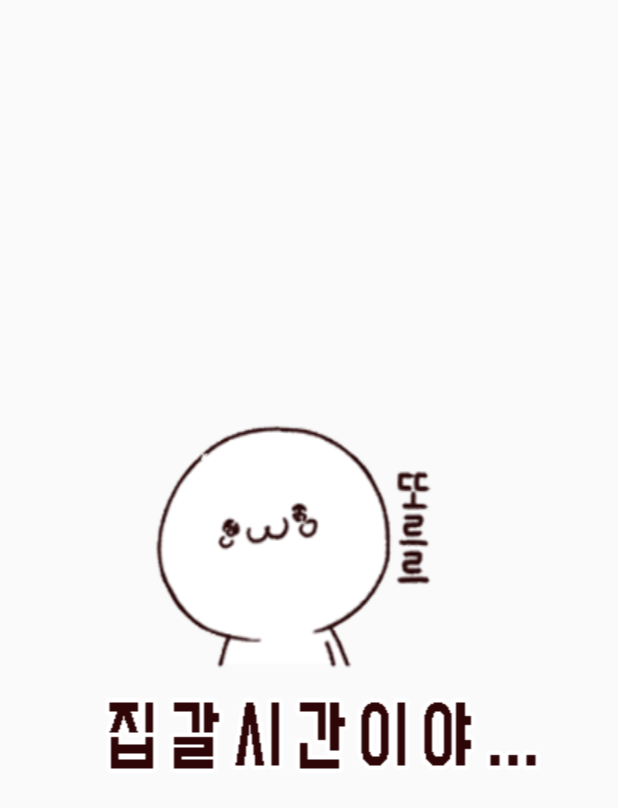
After one commit to younhui97/gotgamwjs, an Android app: the layout alamring.xml on its own in the app's theme, with its tools: preview values and no code run, on a phone screen of 412 x 824 dp. The commit adds this screen. Shown: the top 808 px of the screen. Run offline under Robolectric (Android 15) with nearby library versions, the phone set to English and light mode, and no system bars.

Commit message:
170626 2:27

```diff
--- /dev/null
+++ b/app/src/main/res/layout/alamring.xml
@@ -0,0 +1,22 @@
+<?xml version="1.0" encoding="utf-8"?>
+<LinearLayout xmlns:android="http://schemas.android.com/apk/res/android"
+    android:layout_width="match_parent"
+    android:layout_height="match_parent"
+    android:orientation="vertical"
+    android:weightSum="1">
+
+
+    <TextView
+        android:id="@+id/textView4"
+        android:layout_width="match_parent"
+        android:layout_height="wrap_content"
+        android:layout_weight="0.46" />
+
+    <ImageView
+        android:id="@+id/imageView3"
+        android:layout_width="match_parent"
+        android:layout_height="wrap_content"
+        android:contentDescription="@string/abc"
+        android:src="@drawable/ttgh" />
+
+</LinearLayout>
```
Also changed, not shown: app/src/main/java/com/example/yh/gotgam/AlarmActivity.java (+6 -12 lines), app/src/main/java/com/example/yh/gotgam/AlarmRing.java (added, +20 -0 lines), app/src/main/res/drawable/ttgh.png (added).
